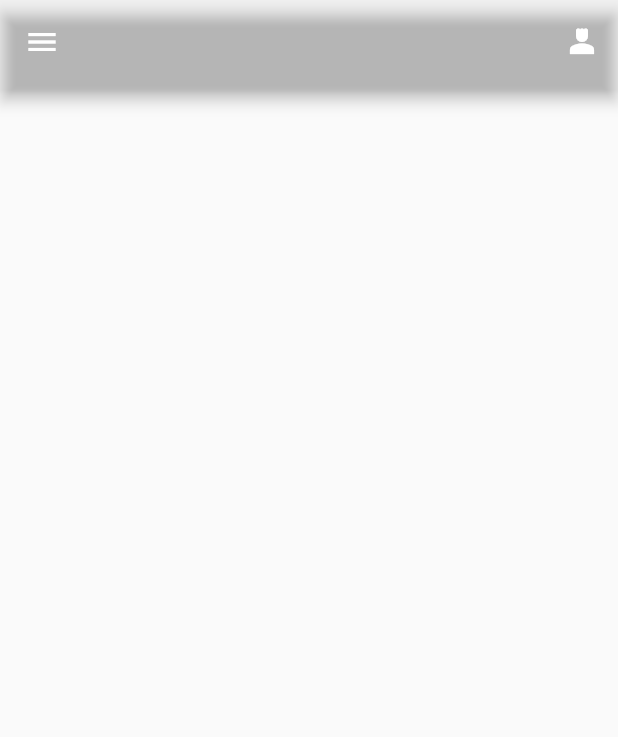
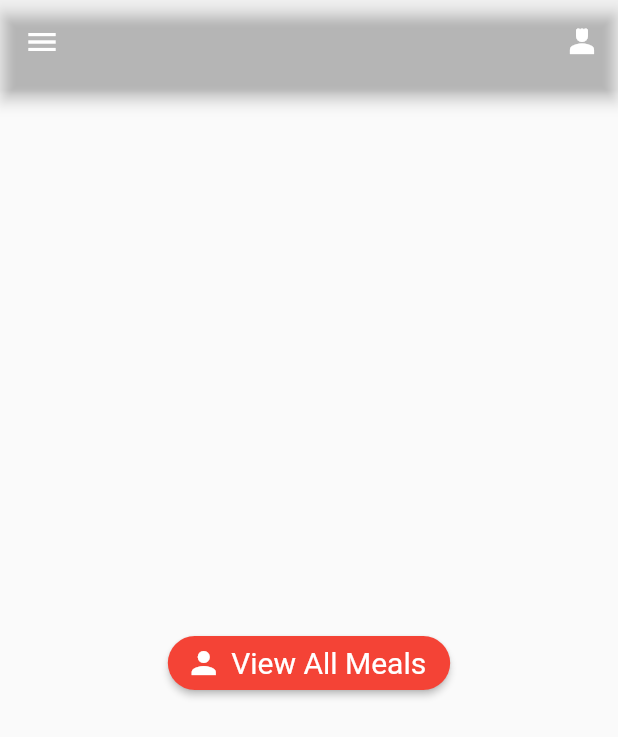
Before and after one commit to iilimit/RetirementHomeApp, a Flutter app: the MealPlanPage screen opened directly, on a phone screen of 412 x 824 dp. Shown: the top 737 px of the screen. Run offline on Flutter 3.47's test engine with Material 2 defaults, Android fonts, the phone set to English and light mode, and no system bars.

Commit message:
added button to meal plan page

```diff
--- a/lib/mealplan/meal_plan_screen.dart
+++ b/lib/mealplan/meal_plan_screen.dart
@@ -1,10 +1,12 @@
 import 'package:flutter/material.dart';
 
 import '../navigation/navigationbar_widget.dart';
+import 'meal_plan_controller.dart';
 
 class MealPlanPage extends StatefulWidget {
   const MealPlanPage({super.key, required this.mytitle});
   final String mytitle;
+  static final MealPlanController _myController = MealPlanController();
   @override
   // ignore: library_private_types_in_public_api
   _MealPlanPage createState() => _MealPlanPage();
@@ -15,15 +17,61 @@ class _MealPlanPage extends State<MealPlanPage> {
     setState(() {});
   }
 
+  final roundedRectShape =
+      RoundedRectangleBorder(borderRadius: BorderRadius.circular(30.0));
   @override
   Widget build(BuildContext context) {
-    return const Scaffold(
+    var buttonTextStyle = const TextStyle(fontSize: 20);
+
+    return Scaffold(
       appBar: NavigationAppBar(title: "Meal Plan"),
       drawer: NavigationMenu(),
-      // body: Center(
-      //   child: _buildButtonsColumn(context),
-      // ),
-      // drawer: const CommonMenu(),
+      body: Center(
+        child: ElevatedButton.icon(
+            style: ElevatedButton.styleFrom(
+                shape: roundedRectShape,
+                backgroundColor: Colors.red,
+                textStyle: buttonTextStyle),
+            icon: const Icon(Icons.person),
+            label: const Text('View All Meals'),
+            onPressed: () {
+              // requestNurseAlertDialog(context);
+            }),
+      ),
     );
+
+    //   Column(children: [
+    //     Row(children: [
+    //       IconButton(
+    //         icon: const Icon(Icons.refresh),
+    //         onPressed: () async {
+    //           // await MealPlanPage._myController.getAllMeals();
+    //           // _refreshMeals();
+    //         },
+    //       ),
+    //       // _MealPlanTable(MealPlanPage._myController, _refreshMeals)
+    //     ])
+    //   ]);
+    // }
   }
+
+// class _MealPlanTable extends StatelessWidget {
+//   final MealPlanController _myController;
+//   final VoidCallback _refreshMeals;
+//   const _MealPlanTable(this._myController, this._refreshMeals);
+
+//   _createMealColumns() {
+//     return [
+//       const DataColumn(label: Text('ID')),
+//       const DataColumn(label: Text('Type')),
+//       const DataColumn(label: Text('Combo'))
+//     ];
+//   }
+
+//   @override
+//   Widget build(BuildContext context) {
+//     // TODO: implement build
+//     throw UnimplementedError();
+//   }
+// }
 }
```
